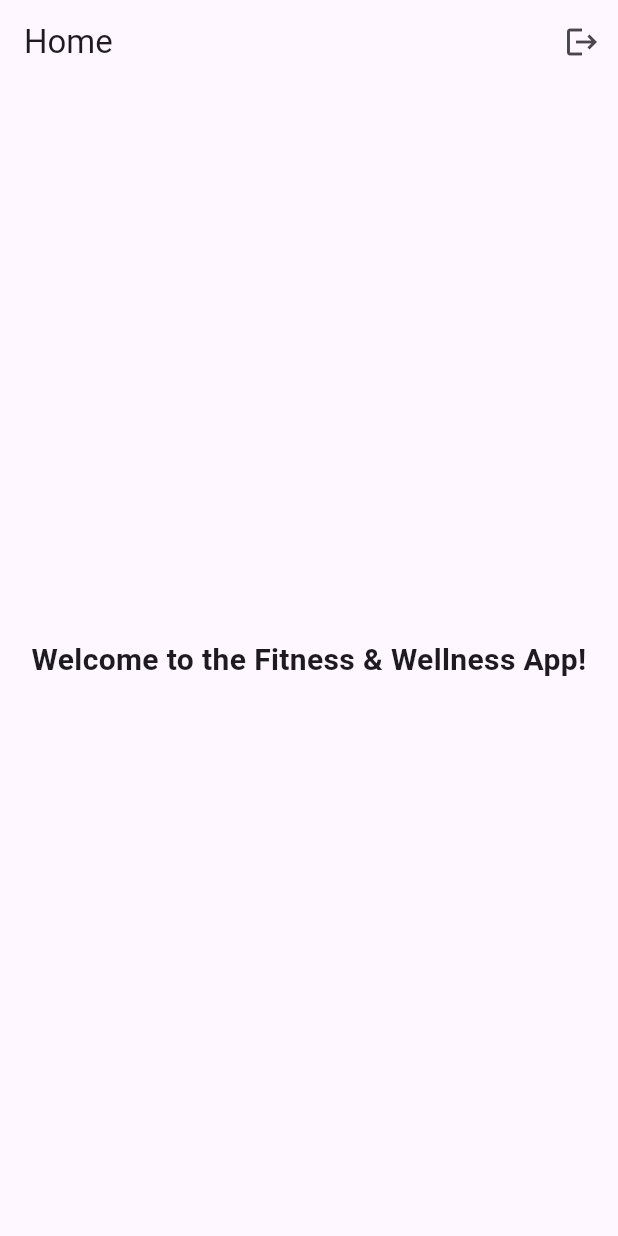
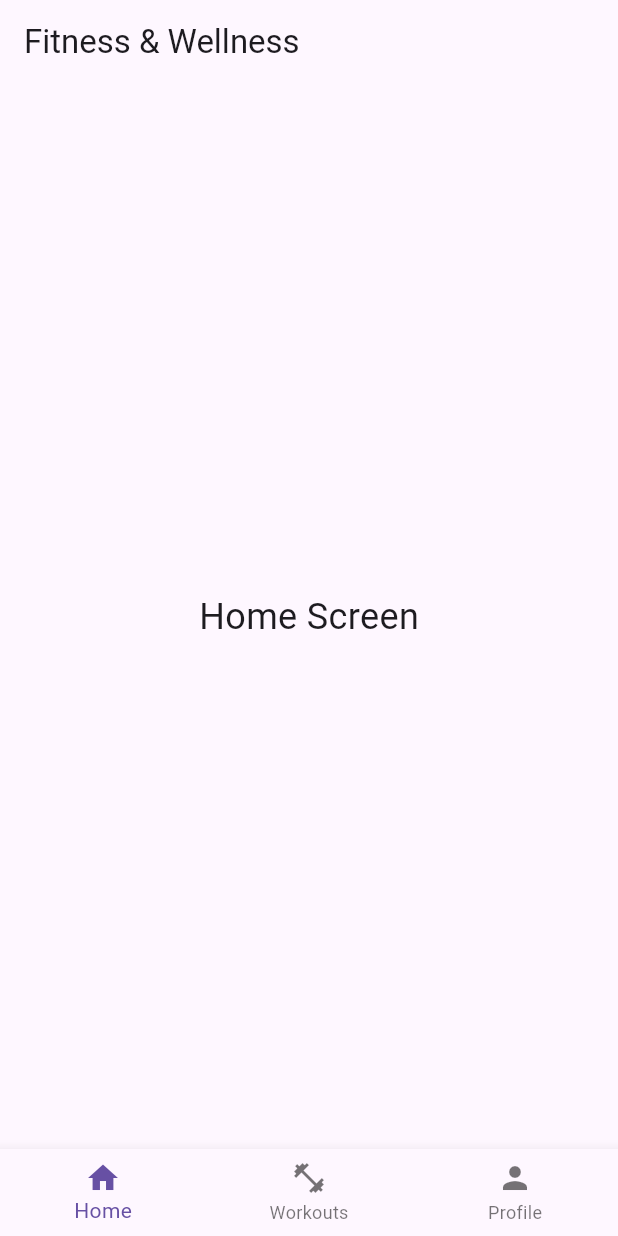
Before and after one commit to LordZel/CapstoneProject, a Flutter app: the HomeScreen screen opened directly, on a phone screen of 412 x 824 dp. Run offline on Flutter 3.47's test engine with Material 3 defaults, Android fonts, the light colour scheme and no system bars.

Commit message:
Added Nav buttons

```diff
--- a/lib/Screens/home_Screen.dart
+++ b/lib/Screens/home_Screen.dart
@@ -1,31 +1,42 @@
 import 'package:flutter/material.dart';
 import 'login_Screen.dart';
 
-class HomeScreen extends StatelessWidget {
+class HomeScreen extends StatefulWidget {
+  @override
+  _HomeScreenState createState() => _HomeScreenState();
+}
+
+class _HomeScreenState extends State<HomeScreen> {
+  int _selectedIndex = 0; // Tracks which tab is selected
+
+  // List of screens for each tab
+  static List<Widget> _widgetOptions = <Widget>[
+    Center(child: Text("Home Screen", style: TextStyle(fontSize: 24))),
+    Center(child: Text("Workouts", style: TextStyle(fontSize: 24))),
+    Center(child: Text("Profile", style: TextStyle(fontSize: 24))),
+  ];
+
+  void _onItemTapped(int index) {
+    setState(() {
+      _selectedIndex = index; // Update selected tab
+    });
+  }
+
   @override
   Widget build(BuildContext context) {
     return Scaffold(
       appBar: AppBar(
-        title: Text("Home"),
-        actions: [
-          IconButton(
-            icon: Icon(Icons.logout),
-            onPressed: () {
-              // TODO: Implement logout later
-              Navigator.pushReplacement(
-                context,
-                MaterialPageRoute(builder: (context) => LoginScreen()),
-              );
-            },
-          ),
+        title: Text("Fitness & Wellness"),
+      ),
+      body: _widgetOptions[_selectedIndex], // Display selected screen
+      bottomNavigationBar: BottomNavigationBar(
+        currentIndex: _selectedIndex,
+        onTap: _onItemTapped, // Handle tab switching
+        items: const [
+          BottomNavigationBarItem(icon: Icon(Icons.home), label: "Home"),
+          BottomNavigationBarItem(icon: Icon(Icons.fitness_center), label: "Workouts"),
+          BottomNavigationBarItem(icon: Icon(Icons.person), label: "Profile"),
         ],
-      ),
-      body: Center(
-        child: Text(
-          "Welcome to the Fitness & Wellness App!",
-          style: TextStyle(fontSize: 20, fontWeight: FontWeight.bold),
-          textAlign: TextAlign.center,
-        ),
       ),
     );
   }
```
